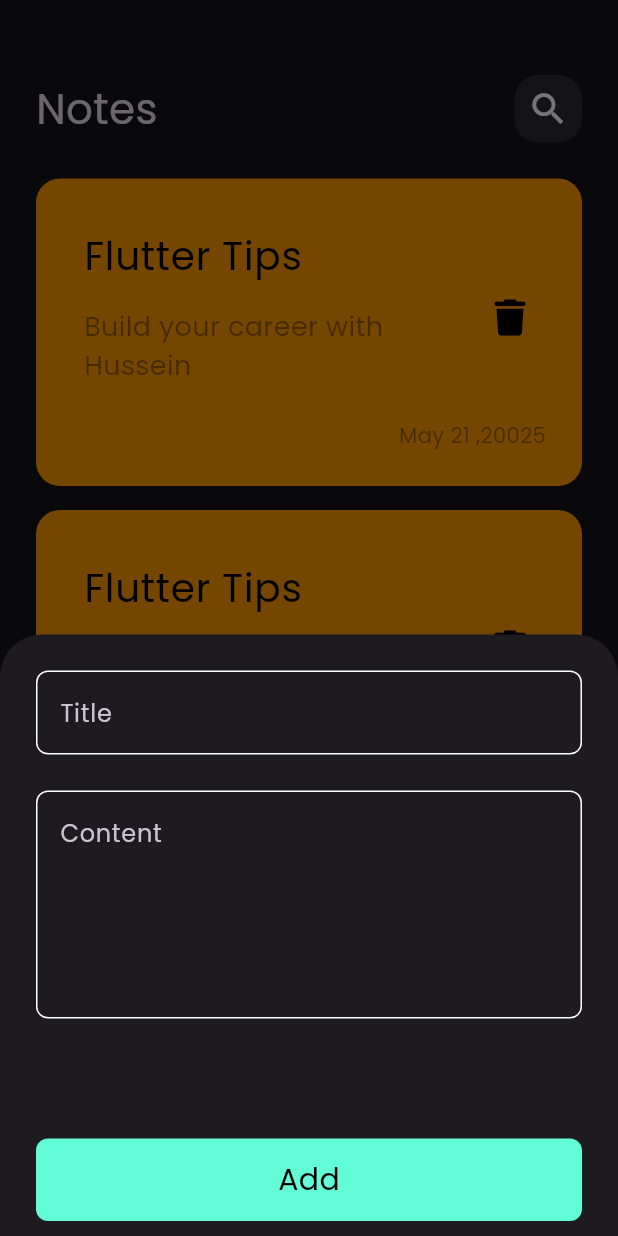
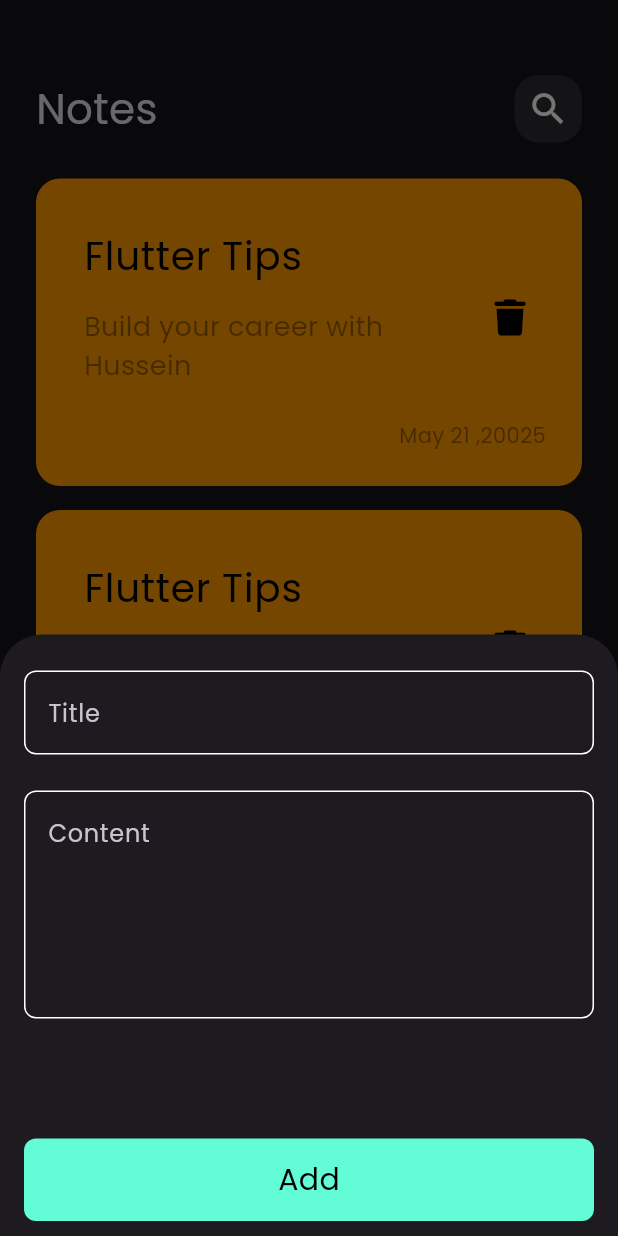
Before and after one commit to Hussein891/notes_app, a Flutter app: the screen it shows after launch, after a tap on the "add" icon, on a phone screen of 412 x 824 dp. Run offline on Flutter 3.47's test engine with Material 3 defaults, Android fonts, the phone set to English and light mode, and no system bars; drawn by our look-alikes of modal_progress_hud_nsn; our stand-ins replace bloc, flutter_bloc, font_awesome_flutter, hive, hive_flutter; accounts and stored records are empty.

Commit message:
finsh add notes and fix proplem

```diff
--- a/lib/main.dart
+++ b/lib/main.dart
@@ -1,7 +1,6 @@
 import 'package:flutter/material.dart';
 import 'package:hive_flutter/adapters.dart';
 import 'package:notes_app/const.dart';
-import 'package:notes_app/cubits/cubit/add_notes_cubit.dart';
 import 'package:notes_app/model/notes_model.dart';
 import 'package:notes_app/somple_bloc_observer.dart';
 import 'package:notes_app/views/notes_view.dart';
--- a/lib/views/notes_view.dart
+++ b/lib/views/notes_view.dart
@@ -11,6 +11,7 @@ class NotesView extends StatelessWidget {
       floatingActionButton: FloatingActionButton(
         onPressed: () {
           showModalBottomSheet(
+              isScrollControlled: true,
               context: context,
               builder: (context) {
                 return AddNoteBottomsheet();
--- a/lib/views/widgets/add_note_bottomsheet.dart
+++ b/lib/views/widgets/add_note_bottomsheet.dart
@@ -1,6 +1,5 @@
 import 'package:flutter/material.dart';
 import 'package:flutter_bloc/flutter_bloc.dart';
-import 'package:modal_progress_hud_nsn/modal_progress_hud_nsn.dart';
 import 'package:notes_app/cubits/cubit/add_notes_cubit.dart';
 import 'package:notes_app/views/widgets/add_notes_form.dart';
 
@@ -11,23 +10,27 @@ class AddNoteBottomsheet extends StatelessWidget {
   Widget build(BuildContext context) {
     return BlocProvider(
       create: (context) => AddNotesCubit(),
-      child: Padding(
-        padding: const EdgeInsets.symmetric(horizontal: 24),
       child: BlocConsumer<AddNotesCubit, AddNotesState>(
         listener: (context, state) {
           if (state is AddNotesFailur) {
+            // ignore: avoid_print
             print('Failoed ${state.errMessage}');
           }
           if (state is AddNotesSuccess) {
-              Navigator.pop(context);
+            return Navigator.pop(context);
           }
         },
         builder: (context, state) {
-            return ModalProgressHUD(
-                inAsyncCall: state is AddNotesLoading ? true : false,
-                child: SingleChildScrollView(child: AddNoteForm()));
+          return AbsorbPointer(
+              absorbing: state is AddNotesLoading ? true : false,
+              child: Padding(
+                padding: EdgeInsets.only(
+                    left: 16,
+                    right: 16,
+                    bottom: MediaQuery.of(context).viewInsets.bottom),
+                child: SingleChildScrollView(child: AddNoteForm()),
+              ));
         },
-        ),
       ),
     );
   }
--- a/lib/views/widgets/add_notes_form.dart
+++ b/lib/views/widgets/add_notes_form.dart
@@ -2,7 +2,6 @@ import 'package:flutter/material.dart';
 import 'package:flutter_bloc/flutter_bloc.dart';
 import 'package:notes_app/cubits/cubit/add_notes_cubit.dart';
 import 'package:notes_app/model/notes_model.dart';
-import 'package:notes_app/views/notes_view.dart';
 import 'package:notes_app/views/widgets/custom_bottom.dart';
 import 'package:notes_app/views/widgets/custom_text_field.dart';
 
@@ -46,10 +45,14 @@ class _AddNoteFormState extends State<AddNoteForm> {
         SizedBox(
           height: 80,
         ),
-        CustomBottom(
+        BlocBuilder<AddNotesCubit, AddNotesState>(
+          builder: (context, state) {
+            return CustomBottom(
+              isLoading: state is AddNotesLoading ? true : false,
               onTap: () {
                 if (fromKey.currentState!.validate()) {
                   fromKey.currentState!.save();
+                  // ignore: deprecated_member_use
                   var notModle = NotesModel(subTitle!, Colors.blue.value,
                       title: title!, date: DateTime.now().toString());
                   BlocProvider.of<AddNotesCubit>(context).addNote(notModle);
@@ -57,6 +60,8 @@ class _AddNoteFormState extends State<AddNoteForm> {
                   autovalidateMode = AutovalidateMode.always;
                   setState(() {});
                 }
+              },
+            );
           },
         ),
         SizedBox(
--- a/lib/views/widgets/custom_bottom.dart
+++ b/lib/views/widgets/custom_bottom.dart
@@ -2,8 +2,9 @@ import 'package:flutter/material.dart';
 import 'package:notes_app/const.dart';
 
 class CustomBottom extends StatelessWidget {
-  const CustomBottom({super.key, this.onTap});
+  const CustomBottom({super.key, this.onTap, this.isLoading = false});
   final void Function()? onTap;
+  final bool isLoading;
   @override
   Widget build(BuildContext context) {
     return InkWell(
@@ -14,10 +15,12 @@ class CustomBottom extends StatelessWidget {
         decoration: BoxDecoration(
             color: kPreimColor, borderRadius: BorderRadius.circular(8)),
         child: Center(
-          child: Text(
-            'Add',
-            style: TextStyle(color: Colors.black, fontSize: 20),
-          ),
+          child: isLoading
+              ? CircularProgressIndicator()
+              : Text(
+                  'Add',
+                  style: TextStyle(color: Colors.black, fontSize: 20),
+                ),
         ),
       ),
     );
```
Lines whose indentation alone changed are shown as unchanged.
